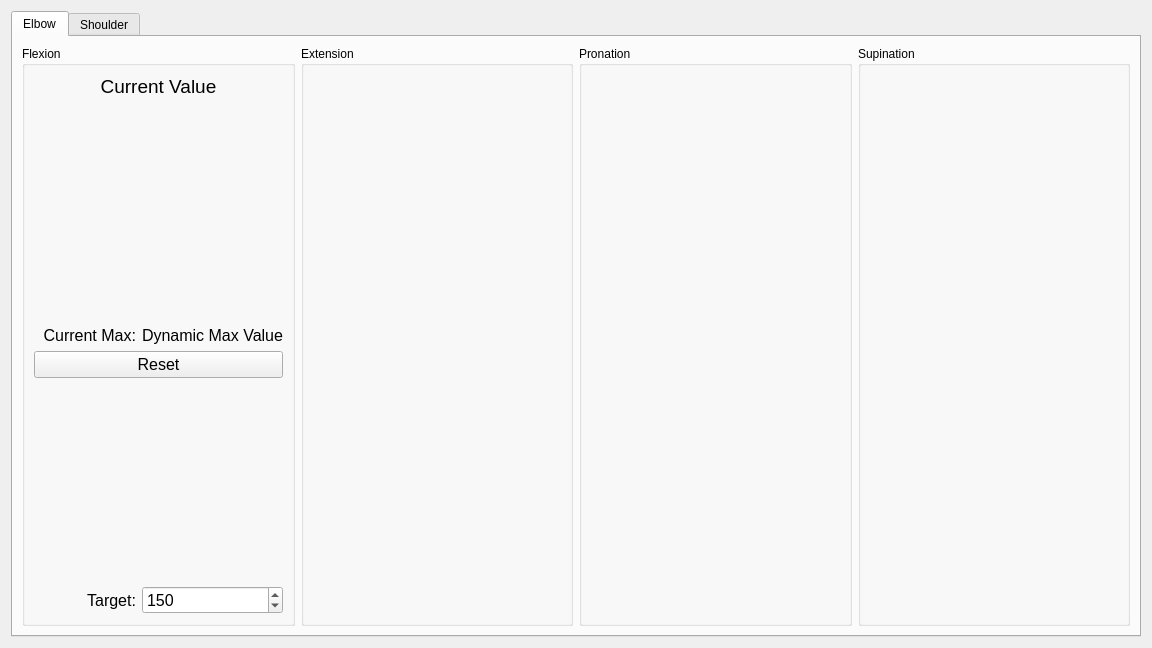
Before: the Qt Designer form LiveDataView/live_data_widget_1.ui in mmcinnes123/Delsys_GUI_For_Physios, drawn with Qt 5.
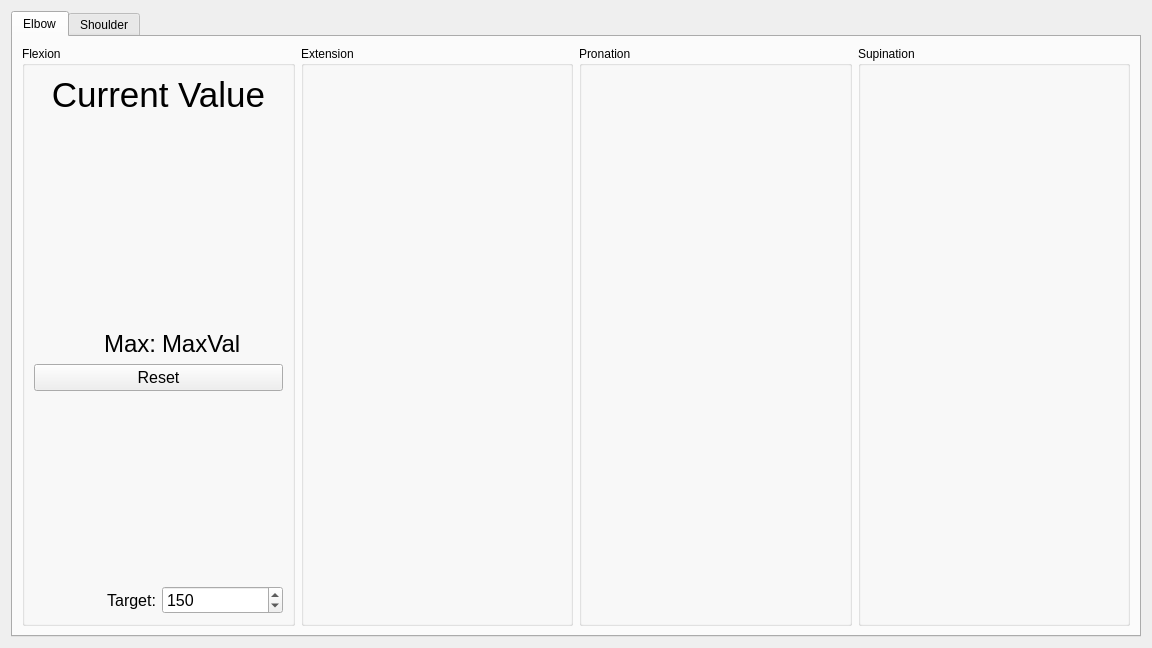
After: the same form once the commit is applied. Icons and pictures are not drawn.

Diff of the .ui file:
```diff
--- a/LiveDataView/live_data_widget_1.ui
+++ b/LiveDataView/live_data_widget_1.ui
@@ -93,11 +93,11 @@
            <widget class="QLabel" name="el_flex_max_label">
             <property name="font">
              <font>
-              <pointsize>12</pointsize>
+              <pointsize>18</pointsize>
              </font>
             </property>
             <property name="text">
-             <string>Current Max:</string>
+             <string>Max:</string>
             </property>
             <property name="alignment">
              <set>Qt::AlignmentFlag::AlignRight|Qt::AlignmentFlag::AlignTrailing|Qt::AlignmentFlag::AlignVCenter</set>
@@ -120,11 +120,11 @@
            <widget class="QLabel" name="el_flex_max_value">
             <property name="font">
              <font>
-              <pointsize>12</pointsize>
+              <pointsize>18</pointsize>
              </font>
             </property>
             <property name="text">
-             <string>Dynamic Max Value</string>
+             <string>MaxVal</string>
             </property>
            </widget>
           </item>
@@ -132,7 +132,7 @@
            <widget class="QLabel" name="el_flex_value">
             <property name="font">
              <font>
-              <pointsize>14</pointsize>
+              <pointsize>26</pointsize>
              </font>
             </property>
             <property name="text">
```
